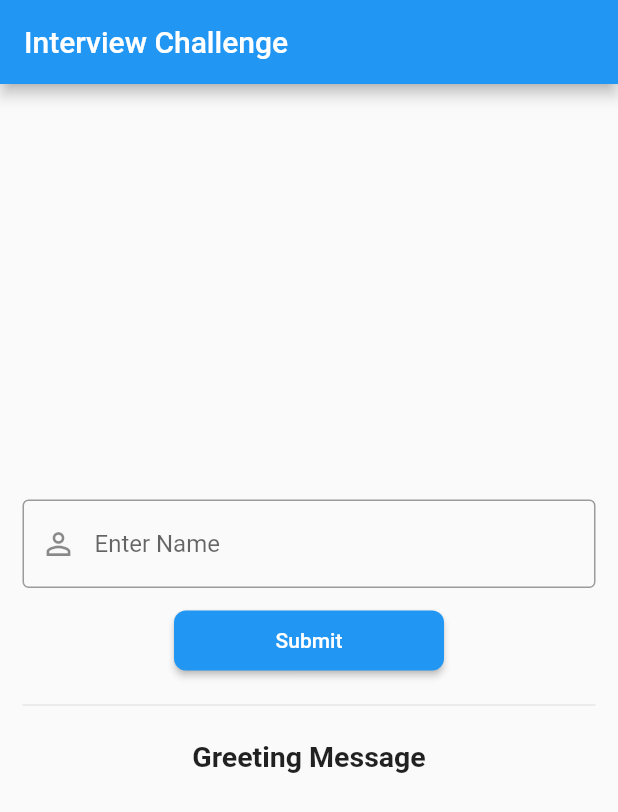
After one commit to musjib999/widgetbook_challange, a Flutter app: the screen it shows after launch, on a phone screen of 412 x 824 dp. The commit adds this screen. Shown: the top 812 px of the screen. Run offline on Flutter 3.47's test engine with Material 2 defaults, Android fonts, the phone set to English and light mode, and no system bars; drawn by our look-alikes of argon_buttons_flutter; our stand-ins replace bloc, equatable, flutter_bloc.

Commit message:
bloc state management

```diff
--- a/lib/app.dart
+++ b/lib/app.dart
@@ -1,8 +1,14 @@
 import 'package:argon_buttons_flutter/argon_buttons_flutter.dart';
 import 'package:flutter/material.dart';
-import 'package:flutter_mobx/flutter_mobx.dart';
-import 'package:widgetbook_challenge/api/widgetbook_api.dart';
-import 'package:widgetbook_challenge/greet_state.dart';
+import 'package:flutter_bloc/flutter_bloc.dart';
+import 'package:widgetbook_challenge/bloc/greet_bloc.dart';
+import 'package:widgetbook_challenge/widgets/error_screen.dart';
+import 'package:widgetbook_challenge/widgets/initial_screen.dart';
+import 'package:widgetbook_challenge/widgets/loading_screen.dart';
+import 'package:widgetbook_challenge/widgets/success_screen.dart';
+
+// import 'package:flutter_bloc/flutter_bloc.dart';
+GreetBloc greetBloc = GreetBloc();
 
 /// The app.
 class App extends StatelessWidget {
@@ -13,12 +19,15 @@ class App extends StatelessWidget {
 
   @override
   Widget build(BuildContext context) {
-    return MaterialApp(
-      home: Scaffold(
-        appBar: AppBar(
-          title: const Text('Interview Challenge'),
+    return BlocProvider(
+      create: (context) => greetBloc,
+      child: MaterialApp(
+        home: Scaffold(
+          appBar: AppBar(
+            title: const Text('Interview Challenge'),
+          ),
+          body: const MyApp(),
         ),
-        body: const MyApp(),
       ),
     );
   }
@@ -34,94 +43,28 @@ class MyApp extends StatefulWidget {
 }
 
 class _MyAppState extends State<MyApp> {
-  final api = WidgetbookApi();
-  final name = TextEditingController();
-  static final RegExp nameRegExp = RegExp('[a-zA-Z]');
-  final _formKey = GlobalKey<FormState>();
-  final greet = Greet();
-
-  Future<void> greetUser() async {
-    try {
-      final response = await api.welcomeToWidgetbook(message: name.text);
-      greet.greetUser(response);
-    } on UnexpectedException catch (e) {
-      greet.greetError('An Error occured >>> ${e.toString()}');
-    }
+  TextEditingController name = TextEditingController();
+  @override
+  Widget build(BuildContext context) {
+    return BlocBuilder<GreetBloc, GreetState>(
+      bloc: greetBloc,
+      builder: (context, state) {
+        if (state is GreetInitial) {
+          return InitialScreen(name: name);
+        } else if (state is GreetLoading) {
+          return LoadingScreen(name: name);
+        } else if (state is GreetError) {
+          return ErrorScreen(name: name, error: state.message);
+        }
+        final message = state as GreetDone;
+        return SuccessScreen(name: name, greeting: message.greeting);
+      },
+    );
   }
 
   @override
-  Widget build(BuildContext context) {
-    return Observer(
-      builder: (_) {
-        return Form(
-          key: _formKey,
-          child: Container(
-            margin: const EdgeInsets.all(15),
-            child: Column(
-              mainAxisAlignment: MainAxisAlignment.center,
-              children: [
-                TextFormField(
-                  controller: name,
-                  validator: (value) => value!.isEmpty
-                      ? 'Enter Your Name'
-                      : (nameRegExp.hasMatch(value)
-                          ? null
-                          : 'Name cannot be a number'),
-                  decoration: const InputDecoration(
-                    hintText: 'Enter Name',
-                    prefixIcon: Icon(Icons.person_outline),
-                    border: OutlineInputBorder(),
-                  ),
-                  keyboardType: TextInputType.text,
-                ),
-                const SizedBox(height: 15),
-                ArgonButton(
-                  height: 40,
-                  width: 180,
-                  color: Colors.blue,
-                  borderRadius: 8,
-                  loader: Container(
-                    padding: const EdgeInsets.all(10),
-                    child: const CircularProgressIndicator(
-                      color: Colors.white,
-                      // size: loaderWidth ,
-                    ),
-                  ),
-                  onTap: (startLoading, stopLoading, btnState) async {
-                    if (_formKey.currentState!.validate()) {
-                      startLoading();
-                      await greetUser();
-                      stopLoading();
-                    }
-                  },
-                  child: const Text(
-                    'Submit',
-                    style: TextStyle(color: Colors.white),
-                  ),
-                ),
-                const SizedBox(height: 15),
-                const Divider(),
-                const SizedBox(height: 15),
-                const Text(
-                  'Greeting Message',
-                  style: TextStyle(
-                    fontSize: 19,
-                    fontWeight: FontWeight.bold,
-                  ),
-                ),
-                const SizedBox(height: 10),
-                Text(
-                  greet.message,
-                  textAlign: TextAlign.center,
-                  style: const TextStyle(
-                    fontSize: 19,
-                  ),
-                ),
-              ],
-            ),
-          ),
-        );
-      },
-    );
+  void dispose() {
+    super.dispose();
+    greetBloc.close();
   }
 }
--- /dev/null
+++ b/lib/bloc/greet_bloc.dart
@@ -0,0 +1,25 @@
+// ignore_for_file: public_member_api_docs
+
+import 'package:bloc/bloc.dart';
+import 'package:equatable/equatable.dart';
+import 'package:widgetbook_challenge/api/widgetbook_api.dart';
+
+part 'greet_event.dart';
+part 'greet_state.dart';
+
+class GreetBloc extends Bloc<GreetEvent, GreetState> {
+  GreetBloc() : super(GreetInitial()) {
+    on<GreetEvent>((event, emit) async {
+      if (event is GreetUser) {
+        emit.call(GreetLoading());
+        try {
+          final api = WidgetbookApi();
+          final greeting = await api.welcomeToWidgetbook(message: event.name);
+          emit.call(GreetDone(greeting: greeting));
+        } catch (_) {
+          emit.call(const GreetError(message: 'An Error Occured'));
+        }
+      }
+    });
+  }
+}
--- /dev/null
+++ b/lib/bloc/greet_event.dart
@@ -0,0 +1,16 @@
+part of 'greet_bloc.dart';
+
+abstract class GreetEvent extends Equatable {
+  const GreetEvent();
+
+  @override
+  List<Object> get props => [];
+}
+
+class GreetUser extends GreetEvent {
+  const GreetUser({required this.name});
+  final String name;
+
+  @override
+  List<Object> get props => [name];
+}
--- /dev/null
+++ b/lib/bloc/greet_state.dart
@@ -0,0 +1,28 @@
+part of 'greet_bloc.dart';
+
+abstract class GreetState extends Equatable {
+  const GreetState();
+
+  @override
+  List<Object> get props => [];
+}
+
+class GreetInitial extends GreetState {}
+
+class GreetLoading extends GreetState {}
+
+class GreetDone extends GreetState {
+  const GreetDone({required this.greeting});
+  final String greeting;
+
+  @override
+  List<Object> get props => [greeting];
+}
+
+class GreetError extends GreetState {
+  const GreetError({required this.message});
+  final String message;
+
+  @override
+  List<Object> get props => [message];
+}
--- /dev/null
+++ b/lib/widgets/app_button.dart
@@ -0,0 +1,37 @@
+// ignore_for_file: public_member_api_docs
+
+import 'package:argon_buttons_flutter/argon_buttons_flutter.dart';
+import 'package:flutter/material.dart';
+
+class AppButton extends StatelessWidget {
+  const AppButton({
+    Key? key,
+    required this.onTap,
+    this.child = const Text(
+      'Submit',
+      style: TextStyle(color: Colors.white),
+    ),
+  }) : super(key: key);
+  final dynamic Function(Function, Function, ButtonState)? onTap;
+  final Widget child;
+
+  @override
+  Widget build(BuildContext context) {
+    return ArgonButton(
+      height: 40,
+      width: 180,
+      color: Colors.blue,
+      minWidth: 180,
+      borderRadius: 8,
+      loader: Container(
+        padding: const EdgeInsets.all(10),
+        child: const CircularProgressIndicator(
+          color: Colors.white,
+          // size: loaderWidth ,
+        ),
+      ),
+      onTap: onTap,
+      child: child,
+    );
+  }
+}
--- /dev/null
+++ b/lib/widgets/initial_screen.dart
@@ -0,0 +1,71 @@
+// ignore_for_file: public_member_api_docs
+
+import 'package:flutter/material.dart';
+import 'package:flutter_bloc/flutter_bloc.dart';
+import 'package:widgetbook_challenge/bloc/greet_bloc.dart';
+import 'package:widgetbook_challenge/widgets/app_button.dart';
+
+class InitialScreen extends StatelessWidget {
+  const InitialScreen({Key? key, required this.name}) : super(key: key);
+  final TextEditingController name;
+
+  @override
+  Widget build(BuildContext context) {
+    final nameRegExp = RegExp('[a-zA-Z]');
+    final _formKey = GlobalKey<FormState>();
+    return Form(
+      key: _formKey,
+      child: Container(
+        margin: const EdgeInsets.all(15),
+        child: Column(
+          mainAxisAlignment: MainAxisAlignment.center,
+          children: [
+            TextFormField(
+              controller: name,
+              validator: (value) => value!.isEmpty
+                  ? 'Enter Your Name'
+                  : (nameRegExp.hasMatch(value)
+                      ? null
+                      : 'Name cannot be a number'),
+              decoration: const InputDecoration(
+                hintText: 'Enter Name',
+                prefixIcon: Icon(Icons.person_outline),
+                border: OutlineInputBorder(),
+              ),
+              keyboardType: TextInputType.text,
+            ),
+            const SizedBox(height: 15),
+            AppButton(
+              onTap: (startLoading, stopLoading, btnState) async {
+                if (_formKey.currentState!.validate()) {
+                  startLoading();
+                  context.read<GreetBloc>().add(
+                        GreetUser(name: name.text),
+                      );
+                }
+              },
+            ),
+            const SizedBox(height: 15),
+            const Divider(),
+            const SizedBox(height: 15),
+            const Text(
+              'Greeting Message',
+              style: TextStyle(
+                fontSize: 19,
+                fontWeight: FontWeight.bold,
+              ),
+            ),
+            const SizedBox(height: 10),
+            const Text(
+              '',
+              textAlign: TextAlign.center,
+              style: TextStyle(
+                fontSize: 19,
+              ),
+            ),
+          ],
+        ),
+      ),
+    );
+  }
+}
--- a/pubspec.yaml
+++ b/pubspec.yaml
@@ -11,17 +11,15 @@ dependencies:
   argon_buttons_flutter: ^1.1.0
   cupertino_icons: ^1.0.2
 
+  equatable: ^2.0.5
   flutter:
     sdk: flutter
-  flutter_mobx: ^2.0.6+1
-  mobx: ^2.0.7+4
+  flutter_bloc: ^8.1.1
 
 dev_dependencies:
   flutter_test:
     sdk: flutter
 
-  mobx_codegen: ^2.0.7
-  build_runner: ^2.1.11
   very_good_analysis: ^2.4.0
 
 
```
Also changed, not shown: lib/greet_state.dart (deleted, +0 -23 lines), lib/widgets/error_screen.dart (added, +93 -0 lines), lib/widgets/loading_screen.dart (added, +55 -0 lines), lib/widgets/success_screen.dart (added, +71 -0 lines), lib/greet_state.g.dart (deleted), pubspec.lock.
